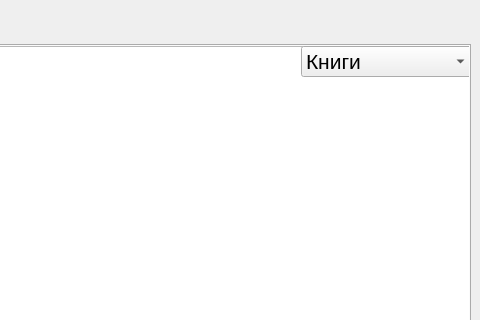
First picture: the form in Views/mainView/mainView.ui, repository polinalsn/studioIS, before the edit; both pictures show x 800 to 1280 and y 0 to 320 of the 1280 by 720 pixel window.
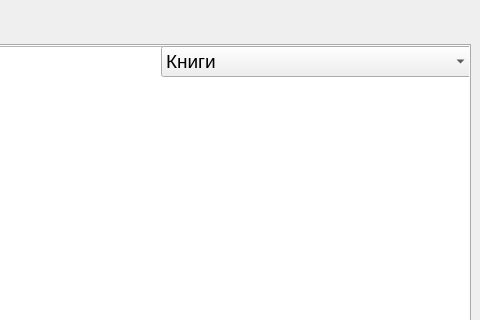
Second picture: the form after the edit. The open tabs and pages were chosen to show the change.

Commit message: Система добавления, обновления и удаления данных из таблиц

```diff
--- a/Views/mainView/mainView.ui
+++ b/Views/mainView/mainView.ui
@@ -166,12 +166,17 @@
        <widget class="QComboBox" name="comboBox">
         <property name="geometry">
          <rect>
-          <x>1090</x>
+          <x>950</x>
           <y>0</y>
-          <width>171</width>
+          <width>311</width>
           <height>31</height>
          </rect>
         </property>
+        <property name="font">
+         <font>
+          <pointsize>14</pointsize>
+         </font>
+        </property>
         <property name="currentIndex">
          <number>0</number>
         </property>
```
The commit also changes 2 other files.
